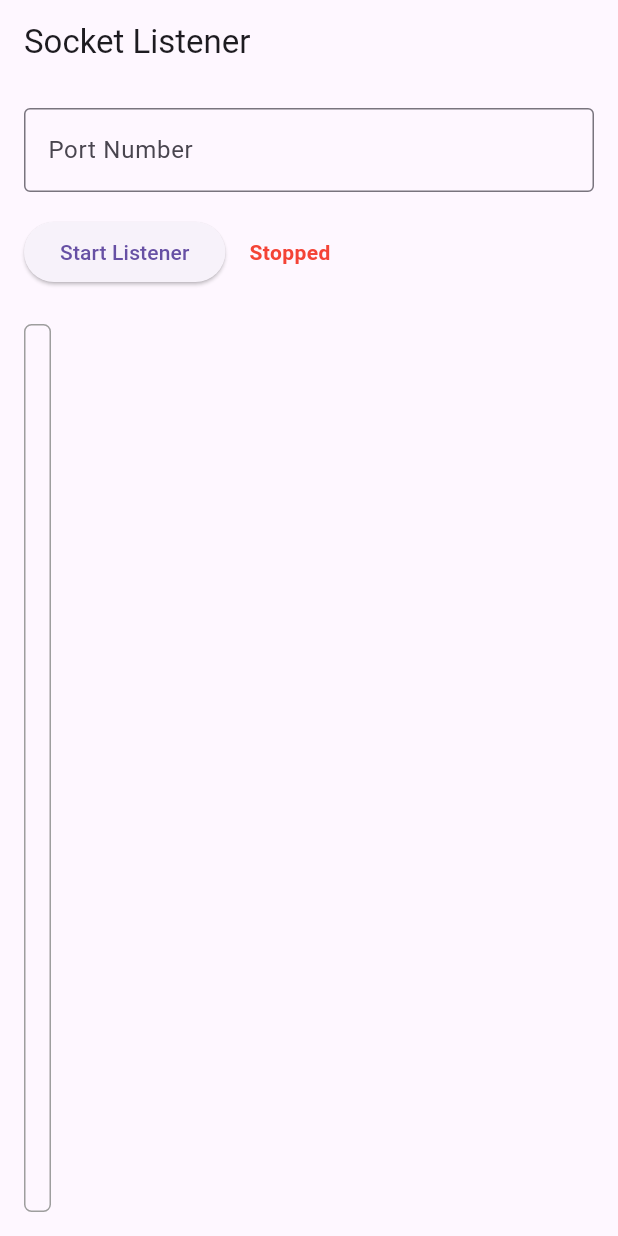
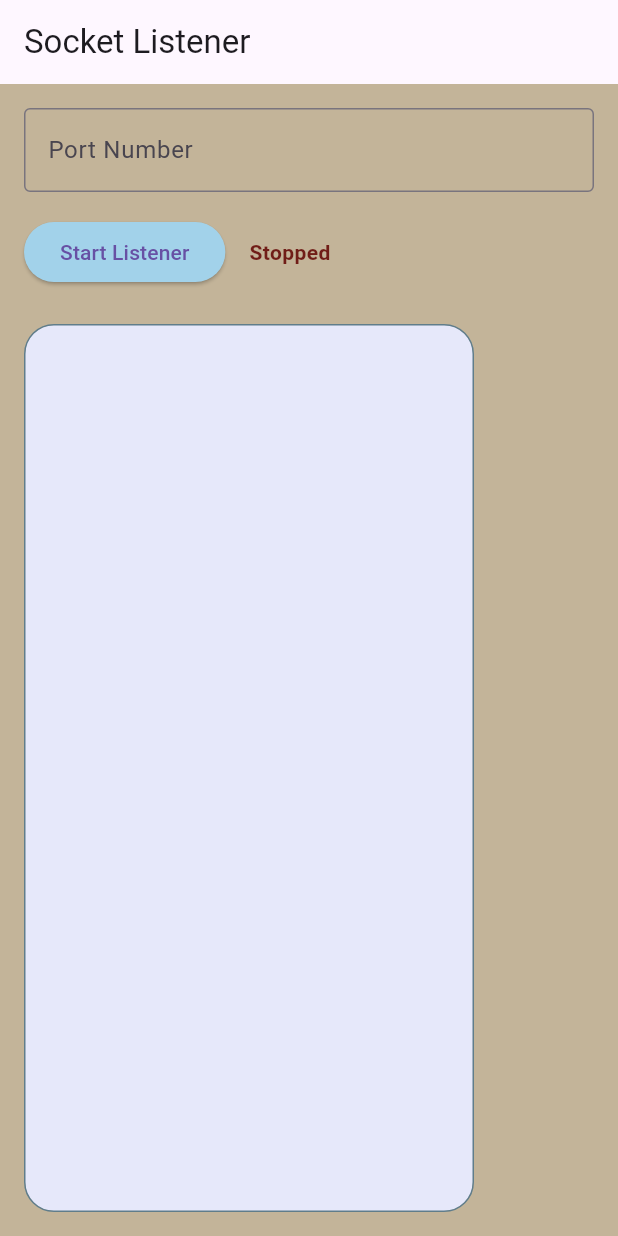
Before and after one commit to erickveil/FlutterListener, a Flutter app: the screen it shows after launch, on a phone screen of 412 x 824 dp. Run offline on Flutter 3.47's test engine with Material 3 defaults, Android fonts, the light colour scheme and no system bars.

Commit message:
Fixed color scheme

```diff
--- a/lib/listener_page.dart
+++ b/lib/listener_page.dart
@@ -16,6 +16,8 @@ class ListenerPage extends StatelessWidget {
         child: Consumer<ListenerViewModel>(
           builder: (context, viewModel, child) {
             return Column(
+              // minimize the vertical space use
+              mainAxisSize: MainAxisSize.min,
               crossAxisAlignment: CrossAxisAlignment.start,
               children: [
                 TextField(
@@ -36,13 +38,21 @@ class ListenerPage extends StatelessWidget {
                           viewModel.toggleListener(port);
                         }
                       },
-                      child: Text(viewModel.isListening ? 'Stop Listener' : 'Start Listener'),
+                      style: ElevatedButton.styleFrom(
+                        backgroundColor: const Color.fromARGB(255, 162, 210, 234)
+                      ),
+                      child: Text(viewModel.isListening
+                        ? 'Stop Listener'
+                        : 'Start Listener'
+                        )
                     ),
                     SizedBox(width: 16.0),
                     Text(
                       viewModel.isListening ? 'Listening...' : 'Stopped',
                       style: TextStyle(
-                        color: viewModel.isListening ? Colors.green : Colors.red,
+                        color: viewModel.isListening
+                          ? const Color.fromARGB(255, 46, 107, 48)
+                          : const Color.fromARGB(255, 112, 29, 23),
                         fontWeight: FontWeight.bold,
                       ),
                     ),
@@ -51,10 +61,13 @@ class ListenerPage extends StatelessWidget {
                 SizedBox(height: 24.0),
                 Expanded(
                   child: Container(
+                    width: 300,
+                    height: 150,
                     padding: EdgeInsets.all(8.0),
                     decoration: BoxDecoration(
-                      border: Border.all(color: Colors.grey),
-                      borderRadius: BorderRadius.circular(5.0),
+                      color: Color(0xffe6e8fa),
+                      border: Border.all(color: Colors.blueGrey),
+                      borderRadius: BorderRadius.circular(20.0),
                     ),
                     child: SingleChildScrollView(
                       child: Text(
--- a/lib/main.dart
+++ b/lib/main.dart
@@ -21,6 +21,7 @@ class MyApp extends StatelessWidget {
       title: 'Flutter Socket Listener',
       theme: ThemeData(
         primarySwatch: Colors.blue,
+        scaffoldBackgroundColor: Color.fromARGB(255, 195, 180, 153)
       ),
       home: ListenerPage(),
     );
```
